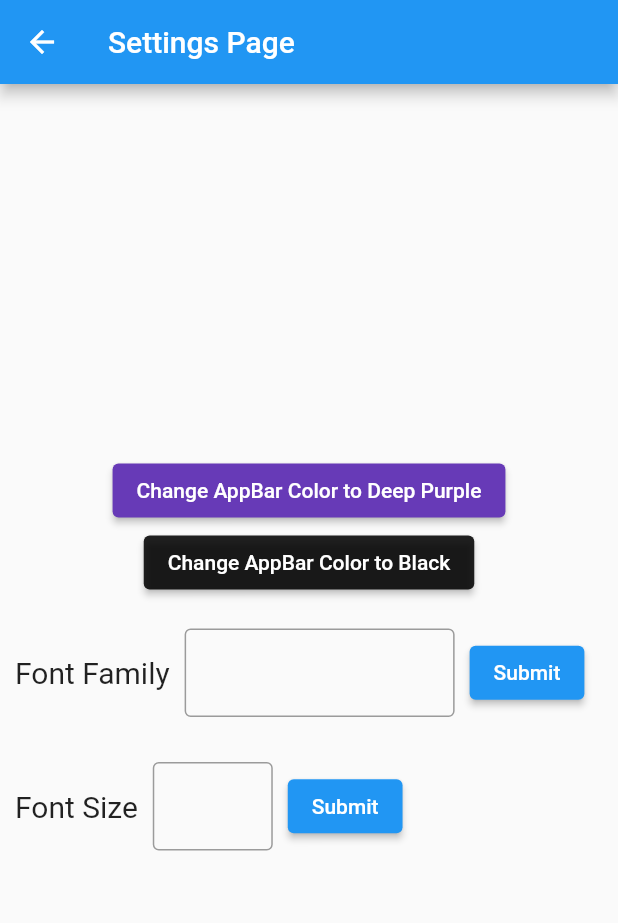
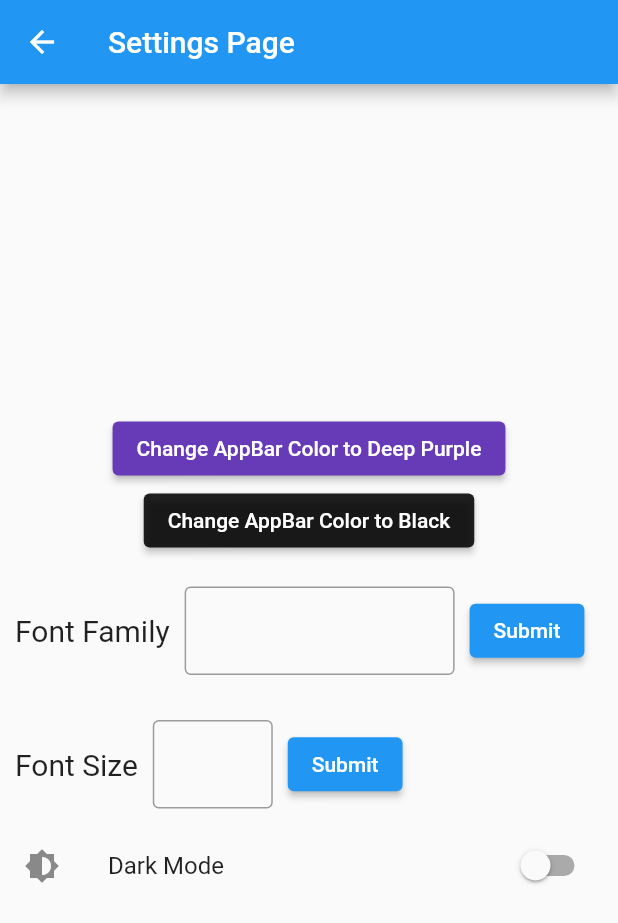
Before and after one commit to princebioh/Provider-State-Management, a Flutter app: the screen it shows after launch, after a tap on the "settings" icon, on a phone screen of 412 x 824 dp. Shown: the top 923 px of the screen. Run offline on Flutter 3.47's test engine with Material 2 defaults, Android fonts, the phone set to English and light mode, and no system bars.

Commit message:
Dark Theme Added

```diff
--- a/lib/main.dart
+++ b/lib/main.dart
@@ -26,7 +26,7 @@ class MyApp extends StatelessWidget {
         return MaterialApp(
           initialRoute: RouteManager.homePage,
           onGenerateRoute: RouteManager.routeNav,
-          darkTheme: context.watch<SettingsData>().isDarkTheme
+          theme: context.watch<SettingsData>().isDarkTheme
               ? ThemeData.dark()
               : null,
         );
--- a/lib/pages/settings_page.dart
+++ b/lib/pages/settings_page.dart
@@ -9,12 +9,10 @@ class SettingsPage extends StatefulWidget {
   State<SettingsPage> createState() => _SettingsPageState();
 }
 
-final themes = ["Light", "Dark"];
-
 class _SettingsPageState extends State<SettingsPage> {
   TextEditingController fontFamilyController = TextEditingController();
   TextEditingController fontSizeController = TextEditingController();
-  String groupValue = themes[0];
+  bool isSwtich = false;
   @override
   Widget build(BuildContext context) {
     return Scaffold(
@@ -105,6 +103,23 @@ class _SettingsPageState extends State<SettingsPage> {
                 ),
               ],
             ),
+            ListTile(
+              leading: Icon(Icons.brightness_6),
+              title: Text("Dark Mode"),
+              trailing: Switch(
+                value: isSwtich,
+                onChanged: (value) {
+                  setState(() {
+                    isSwtich = value;
+                  });
+                  if (isSwtich) {
+                    context.read<SettingsData>().isDarkTheme = true;
+                  } else {
+                    context.read<SettingsData>().isDarkTheme = false;
+                  }
+                },
+              ),
+            )
           ],
         ),
       ),
```
